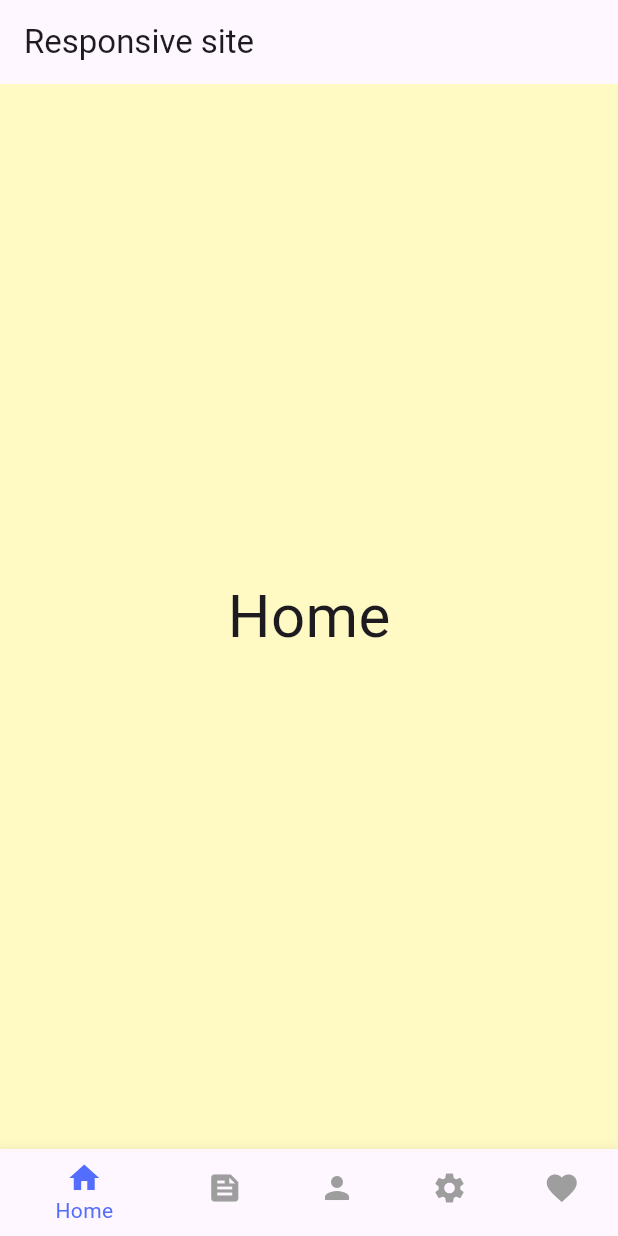
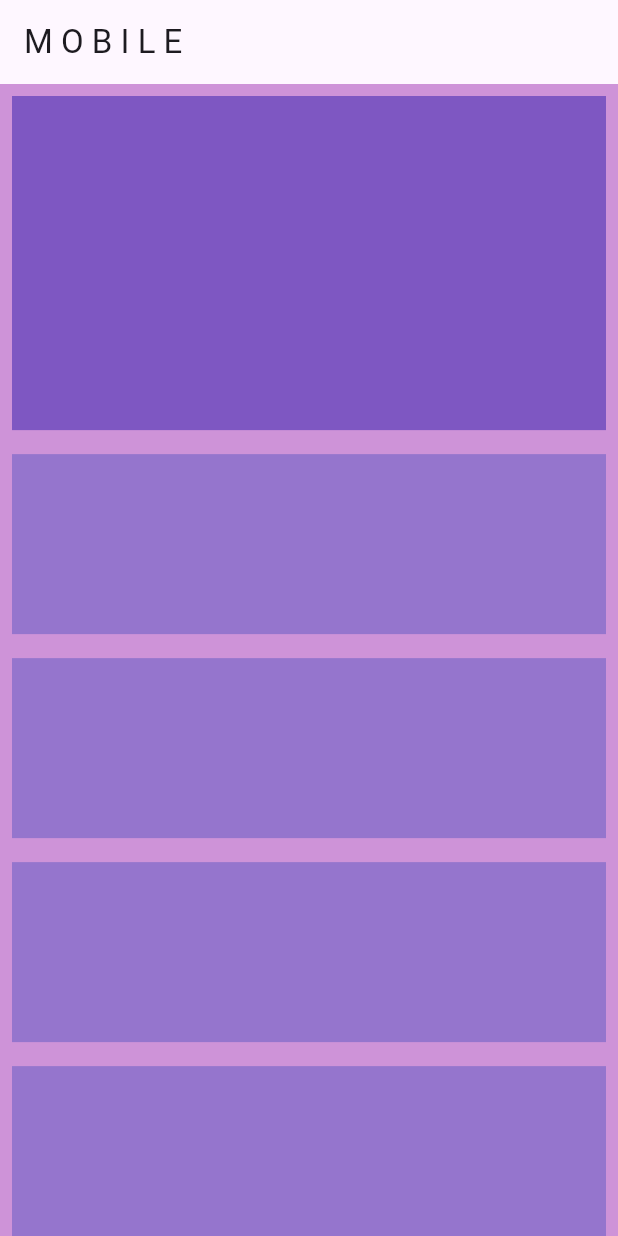
Before and after one commit to Gokuls-2003/navigation_rail, a Flutter app: the screen it shows after launch, on a phone screen of 412 x 824 dp. Run offline on Flutter 3.47's test engine with Material 3 defaults, Android fonts, the phone set to English and light mode, and no system bars.

Commit message:
youtube screen

```diff
--- a/lib/main.dart
+++ b/lib/main.dart
@@ -1,5 +1,5 @@
 import 'package:flutter/material.dart';
-import 'package:navigation_rail/home_screen.dart';
+import 'package:navigation_rail/youtube_screen.dart';
 
 void main() {
   runApp(const MyApp());
@@ -12,10 +12,9 @@ class MyApp extends StatelessWidget {
   @override
   Widget build(BuildContext context) {
     return MaterialApp(
-      debugShowCheckedModeBanner: false,
-      title: 'Flutter Demo',
-      theme: ThemeData(primarySwatch: Colors.indigo),
-      home: const HomeScreen(),
-    );
+        debugShowCheckedModeBanner: false,
+        title: 'Flutter Demo',
+        theme: ThemeData(primarySwatch: Colors.deepPurple),
+        home: const YoutubeScreen());
   }
 }
--- /dev/null
+++ b/lib/responsive/dimensions.dart
@@ -0,0 +1 @@
+const mobileWidth = 800;
--- /dev/null
+++ b/lib/responsive/mobile_body.dart
@@ -0,0 +1,40 @@
+import 'package:flutter/material.dart';
+
+class MobileBody extends StatelessWidget {
+  const MobileBody({super.key});
+
+  @override
+  Widget build(BuildContext context) {
+    return Scaffold(
+        backgroundColor: Colors.purple[200],
+        appBar: AppBar(
+          title: Text("M O B I L E"),
+        ),
+        body: Column(
+          children: [
+            Padding(
+              padding: const EdgeInsets.all(8.0),
+              child: AspectRatio(
+                aspectRatio: 16 / 9,
+                child: Container(
+                  height: 250,
+                  color: Colors.deepPurple[400],
+                ),
+              ),
+            ),
+            Expanded(
+                child: ListView.builder(
+                    itemCount: 8,
+                    itemBuilder: (context, index) {
+                      return Padding(
+                        padding: const EdgeInsets.all(8.0),
+                        child: Container(
+                          color: Colors.deepPurple[300],
+                          height: 120,
+                        ),
+                      );
+                    }))
+          ],
+        ));
+  }
+}
--- /dev/null
+++ b/lib/responsive/responsive_layout.dart
@@ -0,0 +1,20 @@
+import 'package:flutter/material.dart';
+import 'package:navigation_rail/responsive/dimensions.dart';
+
+class ResponsiveLayout extends StatelessWidget {
+  final Widget mobileBody;
+  final Widget desktopBody;
+
+  ResponsiveLayout({required this.mobileBody, required this.desktopBody});
+
+  @override
+  Widget build(BuildContext context) {
+    return LayoutBuilder(builder: (context, constraints) {
+      if (constraints.maxWidth < mobileWidth) {
+        return mobileBody;
+      } else {
+        return desktopBody;
+      }
+    });
+  }
+}
--- /dev/null
+++ b/lib/youtube_screen.dart
@@ -0,0 +1,22 @@
+import 'package:flutter/material.dart';
+import 'package:navigation_rail/responsive/desktop_body.dart';
+import 'package:navigation_rail/responsive/mobile_body.dart';
+import 'package:navigation_rail/responsive/responsive_layout.dart';
+
+class YoutubeScreen extends StatefulWidget {
+  const YoutubeScreen({super.key});
+
+  @override
+  State<YoutubeScreen> createState() => _YoutubeScreenState();
+}
+
+class _YoutubeScreenState extends State<YoutubeScreen> {
+  @override
+  Widget build(BuildContext context) {
+    final currentWidth = MediaQuery.of(context).size.width;
+    return Scaffold(
+      body: ResponsiveLayout(
+          mobileBody: MobileBody(), desktopBody: DesktopBody()),
+    );
+  }
+}
```
Also changed, not shown: lib/responsive/desktop_body.dart (added, +56 -0 lines).
